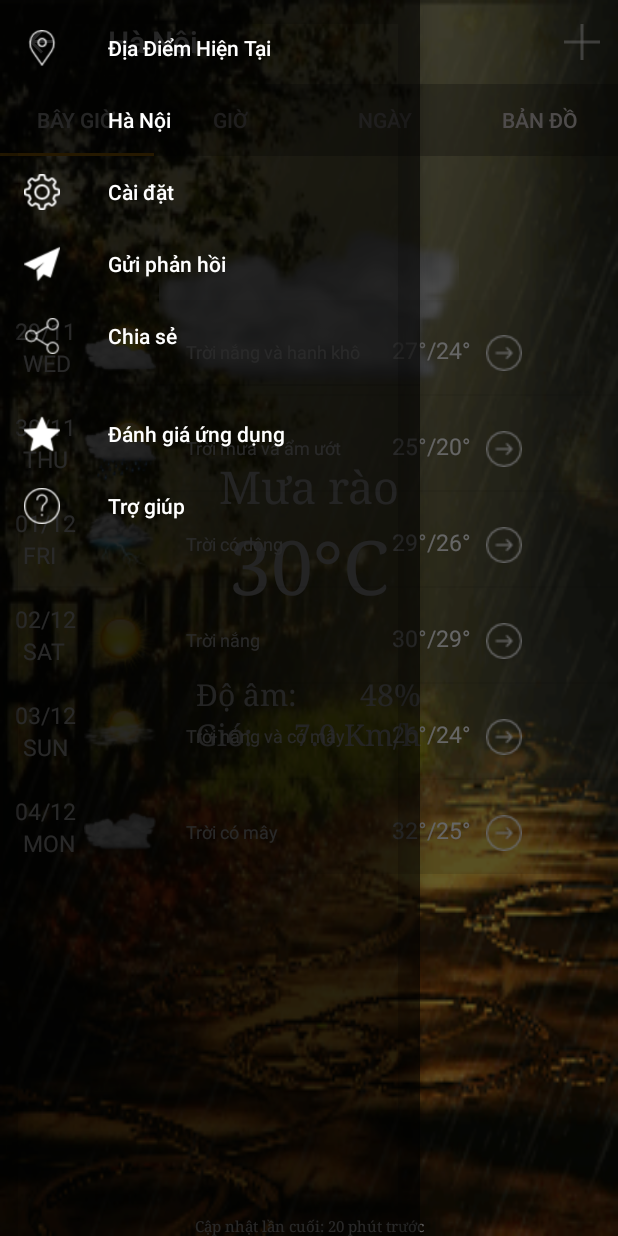
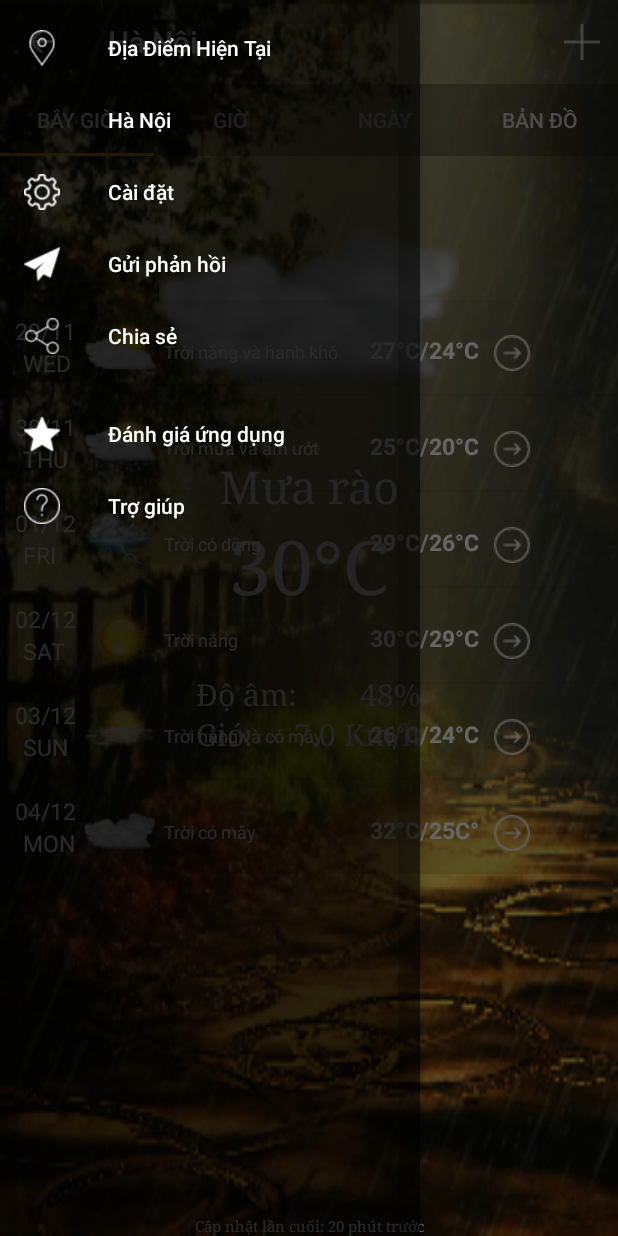
Before and after one commit to sunado/Weather_DTUI_group7, an Android app: the fragment DailyFragment placed in its activity, with the side drawer open, on a phone screen of 412 x 824 dp. Run offline under Robolectric (Android 15) with nearby library versions, the phone set to English and light mode, and no system bars; libraries missing offline, so code that uses them is left out: com.cjj, com.github.mikephil.charting, pl.droidsonroids.gif; plain views replace GifTextView, MaterialRefreshLayout; 34 statements that could not run were skipped.

Commit message:
edit-hourly,daily

```diff
--- a/app/src/main/java/com/example/admin/weather_dtui_group7/DailyFragment.java
+++ b/app/src/main/java/com/example/admin/weather_dtui_group7/DailyFragment.java
@@ -39,12 +39,12 @@ public class DailyFragment extends Fragment {
         BarChart barChart = (BarChart) view.findViewById(R.id.chart);
 
 
-        listitem.add(new ItemDaily(R.drawable.status1,"29/11","WED","Trời nắng và hanh khô","27\u00b0/24\u00b0",R.drawable.rightarrow));
-        listitem.add(new ItemDaily(R.drawable.status2,"30/11","THU","Trời mưa và ẩm ướt","25°/20°",R.drawable.rightarrow));
-        listitem.add(new ItemDaily(R.drawable.status5,"01/12","FRI","Trời có dông","29°/26°",R.drawable.rightarrow));
-        listitem.add(new ItemDaily(R.drawable.status3,"02/12","SAT","Trời nắng","30°/29°",R.drawable.rightarrow));
-        listitem.add(new ItemDaily(R.drawable.status4,"03/12","SUN","Trời nắng và có mây","26°/24°",R.drawable.rightarrow));
-        listitem.add(new ItemDaily(R.drawable.status6,"04/12","MON","Trời có mây","32°/25°",R.drawable.rightarrow));
+        listitem.add(new ItemDaily(R.drawable.status1,"29/11","WED","Trời nắng và hanh khô","27\u00b0C/24\u00b0C",R.drawable.rightarrow));
+        listitem.add(new ItemDaily(R.drawable.status2,"30/11","THU","Trời mưa và ẩm ướt","25°C/20°C",R.drawable.rightarrow));
+        listitem.add(new ItemDaily(R.drawable.status5,"01/12","FRI","Trời có dông","29°C/26°C",R.drawable.rightarrow));
+        listitem.add(new ItemDaily(R.drawable.status3,"02/12","SAT","Trời nắng","30°C/29°C",R.drawable.rightarrow));
+        listitem.add(new ItemDaily(R.drawable.status4,"03/12","SUN","Trời nắng và có mây","26°C/24°C",R.drawable.rightarrow));
+        listitem.add(new ItemDaily(R.drawable.status6,"04/12","MON","Trời có mây","32°C/25C°",R.drawable.rightarrow));
         setChart(barChart);
         setlistview(view);
         return view;
--- a/app/src/main/java/com/example/admin/weather_dtui_group7/HourlyFragment.java
+++ b/app/src/main/java/com/example/admin/weather_dtui_group7/HourlyFragment.java
@@ -36,11 +36,11 @@ public class HourlyFragment extends Fragment {
     @Override
     public View onCreateView(LayoutInflater inflater, ViewGroup container, Bundle savedInstanceState) {
         View view = inflater.inflate(R.layout.hourly_layout, container, false);
-        listitem.add(new ItemHourly("22:00",R.drawable.status5,"Mưa giông lớn","26\u00b0"));
-        listitem.add(new ItemHourly("23:00",R.drawable.status2,"Mưa rào nhẹ","24\u00b0"));
-        listitem.add(new ItemHourly("0:00",R.drawable.status1,"Nắng nhẹ","30\u00b0"));
-        listitem.add(new ItemHourly("1:00",R.drawable.status3,"Nắng gay gắt","33\u00b0"));
-        listitem.add(new ItemHourly("2:00",R.drawable.status6,"Nhiều mây","28\u00b0"));
+        listitem.add(new ItemHourly("22:00",R.drawable.status5,"Mưa giông lớn","26\u00b0C"));
+        listitem.add(new ItemHourly("23:00",R.drawable.status2,"Mưa rào nhẹ","24\u00b0C"));
+        listitem.add(new ItemHourly("0:00",R.drawable.status1,"Nắng nhẹ","30\u00b0C"));
+        listitem.add(new ItemHourly("1:00",R.drawable.status3,"Nắng gay gắt","33\u00b0C"));
+        listitem.add(new ItemHourly("2:00",R.drawable.status6,"Nhiều mây","28\u00b0C"));
         setLineGraph(view);
         setListView(view);
         return view;
--- a/app/src/main/res/layout/daily_layout.xml
+++ b/app/src/main/res/layout/daily_layout.xml
@@ -11,7 +11,7 @@
     <ListView
         android:layout_width="match_parent"
         android:layout_height="wrap_content"
-
+        android:scrollbars="none"
         android:id="@+id/listview"
 
         android:background="#10000000"
--- a/app/src/main/res/layout/hourly_layout.xml
+++ b/app/src/main/res/layout/hourly_layout.xml
@@ -22,6 +22,7 @@
             android:layout_weight="1"
             android:id="@+id/listview_hour"
             android:divider="@null"
+            android:scrollbars="none"
             android:dividerHeight="0dp"
             android:clipToPadding="false"
             android:nestedScrollingEnabled="false"
--- a/app/src/main/res/layout/item_hourly.xml
+++ b/app/src/main/res/layout/item_hourly.xml
@@ -37,6 +37,7 @@
         android:layout_width="wrap_content"
         android:layout_height="wrap_content"
         android:text="23°"
+        android:textAlignment="center"
         android:id="@+id/degree_hourly"
         android:paddingLeft="50dp"
         android:textStyle="bold"
--- a/app/src/main/res/layout/item_listview.xml
+++ b/app/src/main/res/layout/item_listview.xml
@@ -45,8 +45,7 @@
         android:layout_width="137dp"
         android:layout_height="wrap_content"
         android:paddingTop="26dp"
-
-        android:paddingLeft="20dp"
+        android:paddingLeft="5dp"
         android:paddingRight="0dp"
         android:text="Trời nắng và hanh kho "
         android:textSize="12dp"
@@ -59,7 +58,8 @@
         android:text="27/24"
         android:textColor="@color/white"
         android:textSize="15dp"
-        android:paddingLeft="20dp"
+        android:paddingLeft="5dp"
+        android:textStyle="bold"
         android:paddingRight="10dp"
         android:id="@+id/degree"
         />
```
